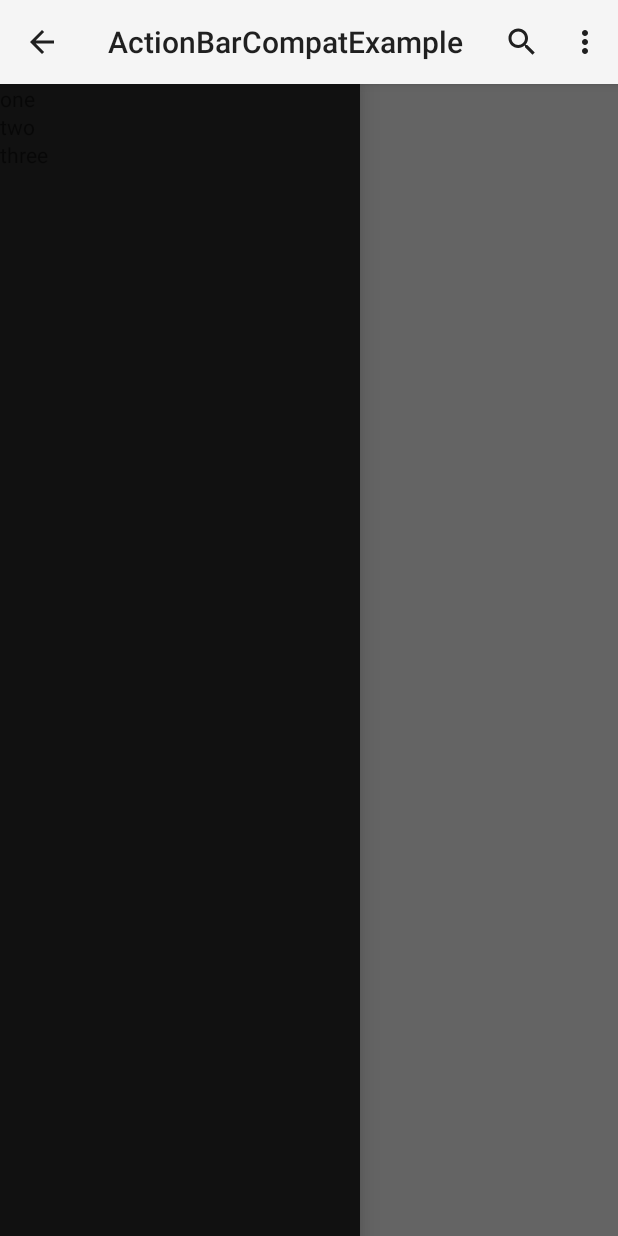
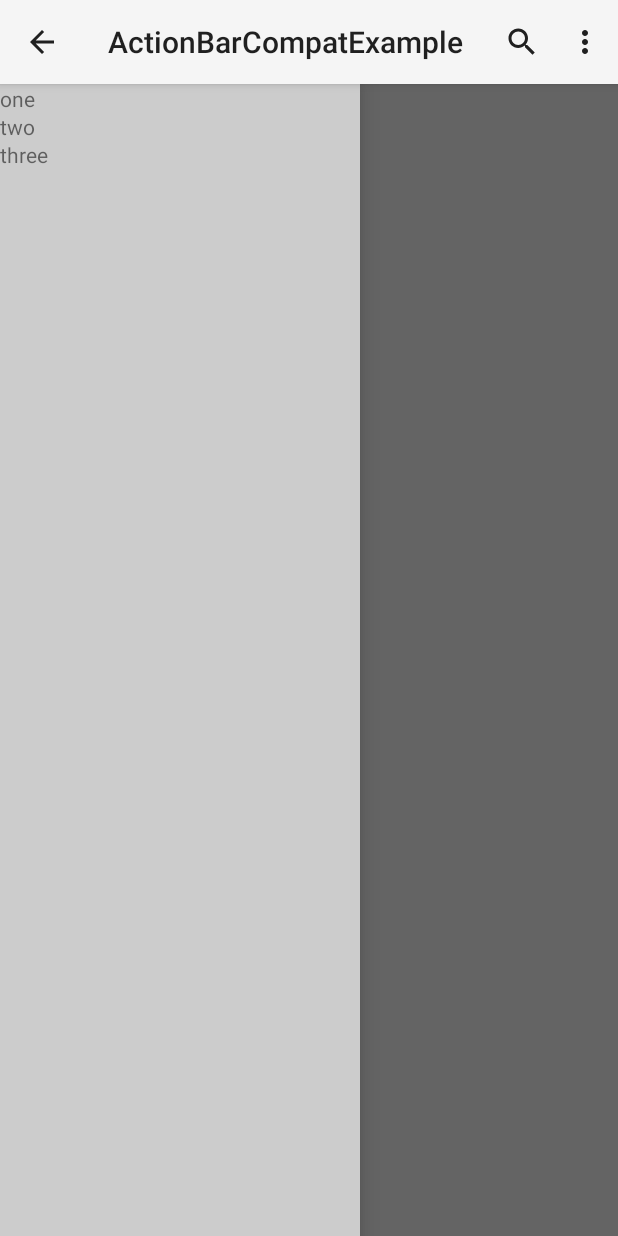
Before and after one commit to emil10001/ActionBarCompatExample, an Android app: the screen it shows after launch (MainActivity), with the side drawer open, on a phone screen of 412 x 824 dp. Run offline under Robolectric (Android 15) with nearby library versions, the phone set to English and light mode, and no system bars; 2 statements that could not run were skipped.

Commit message:
fixed assets, tweaked color on layout

```diff
--- a/ActionBarCompatExample/src/main/res/layout/activity_main.xml
+++ b/ActionBarCompatExample/src/main/res/layout/activity_main.xml
@@ -19,5 +19,5 @@
             android:choiceMode="singleChoice"
             android:divider="@android:color/transparent"
             android:dividerHeight="0dp"
-            android:background="#111"/>
+            android:background="#ccc"/>
 </android.support.v4.widget.DrawerLayout>
```
Also changed, not shown: ActionBarCompatExample/src/main/res/drawable-hdpi/drawer_shadow.9.png (added), ActionBarCompatExample/src/main/res/drawable-hdpi/ic_drawer.png (added), ActionBarCompatExample/src/main/res/drawable-mdpi/drawer_shadow.9.png (added), ActionBarCompatExample/src/main/res/drawable-mdpi/ic_drawer.png (added), ActionBarCompatExample/src/main/res/drawable-xhdpi/drawer_shadow.9.png (added), ActionBarCompatExample/src/main/res/drawable-xhdpi/ic_drawer.png (added).
